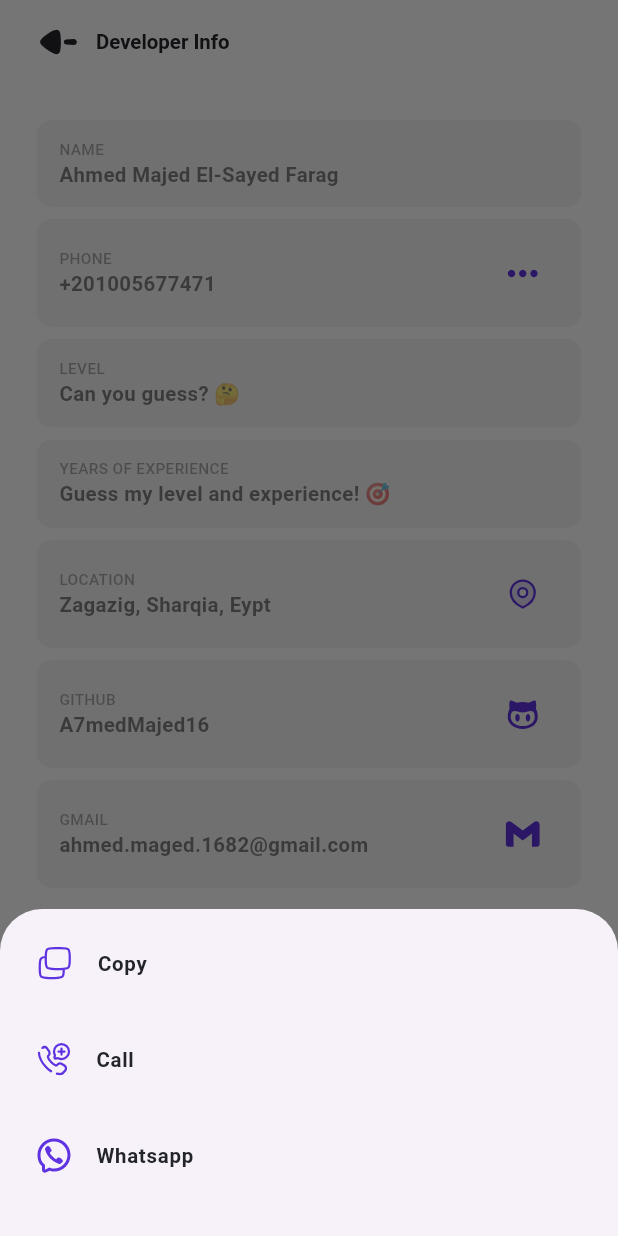
After one commit to A7medMajed16/todo, a Flutter app: the ProfileView screen opened by its route, after a tap on the "keyboard control" icon, on a phone screen of 412 x 824 dp. The commit adds this screen. Run offline on Flutter 3.47's test engine with Material 3 defaults, Android fonts, the phone set to English and light mode, and no system bars; our stand-ins replace bloc, cached_network_image, country_picker, dio, equatable, faker and 11 more; missing offline and left inert: mobile_scanner; accounts and stored records are empty; generated files the repository leaves out were written again; Roboto replaces fonts that are missing (DMSans).

Commit message:
feat: Add profile feature with profile view and integrate URL launcher support

```diff
--- a/lib/core/helper/image_picker_helper/image_picker_helper.dart
+++ b/lib/core/helper/image_picker_helper/image_picker_helper.dart
@@ -96,9 +96,6 @@ class ImagePickerHelper {
     final AppLocalizations localization = AppLocalizations.of(context)!;
     showModalBottomSheet(
       context: context,
-      // shape: RoundedRectangleBorder(
-      //   borderRadius: BorderRadius.circular(12),
-      // ),
       builder: (BuildContext context) {
         return Padding(
           padding: const EdgeInsets.all(8.0),
--- a/lib/core/routes/app_router.dart
+++ b/lib/core/routes/app_router.dart
@@ -8,6 +8,7 @@ import 'package:todo/features/home/data/models/task_model.dart';
 import 'package:todo/features/home/presentation/manager/home_cubit/home_cubit.dart';
 import 'package:todo/features/home/presentation/views/home_view.dart';
 import 'package:todo/features/onboarding/presentation/views/onboarding_view.dart';
+import 'package:todo/features/profile/presentation/views/profile_view.dart';
 import 'package:todo/features/signup/presentation/manager/signup_cubit/signup_cubit.dart';
 import 'package:todo/features/signup/presentation/views/signup_view.dart';
 import 'package:todo/features/task/presentation/manager/add_new_task_cubit/add_new_task_cubit.dart';
@@ -22,6 +23,7 @@ abstract class AppRouter {
   static const String kSignUp = '/signup';
   static const String kTaskDetails = '/task_details';
   static const String kAddNewTask = '/add_new_task';
+  static const String kProfile = '/profile';
 
   static final router = GoRouter(
     observers: [GoRouteObserver()],
@@ -71,6 +73,10 @@ abstract class AppRouter {
           child: AddNewTaskView(),
         ),
       ),
+      GoRoute(
+        path: kProfile,
+        builder: (context, state) => ProfileView(),
+      ),
     ],
   );
 }
--- a/lib/core/theme/app_icons.dart
+++ b/lib/core/theme/app_icons.dart
@@ -8,11 +8,15 @@ class AppIcons {
 
   static const String coreCommonAssetsIconsCalendar = "lib/core/common/assets/icons/calendar.svg";
 
+  static const String coreCommonAssetsIconsCall = "lib/core/common/assets/icons/call.svg";
+
   static const String coreCommonAssetsIconsCheckCircle2 = "lib/core/common/assets/icons/check_circle_2.svg";
 
   static const String coreCommonAssetsIconsCloseCircle = "lib/core/common/assets/icons/close-circle.svg";
 
   static const String coreCommonAssetsIconsClosedEye = "lib/core/common/assets/icons/closed_eye.svg";
+
+  static const String coreCommonAssetsIconsCopy = "lib/core/common/assets/icons/copy.svg";
 
   static const String coreCommonAssetsIconsDownArrow = "lib/core/common/assets/icons/down_arrow.svg";
 
@@ -21,6 +25,12 @@ class AppIcons {
   static const String coreCommonAssetsIconsEdit = "lib/core/common/assets/icons/edit.svg";
 
   static const String coreCommonAssetsIconsFlag = "lib/core/common/assets/icons/flag.svg";
+
+  static const String coreCommonAssetsIconsGithub = "lib/core/common/assets/icons/github.svg";
+
+  static const String coreCommonAssetsIconsGmail = "lib/core/common/assets/icons/gmail.svg";
+
+  static const String coreCommonAssetsIconsLocation = "lib/core/common/assets/icons/location.svg";
 
   static const String coreCommonAssetsIconsLogout = "lib/core/common/assets/icons/logout.svg";
 
@@ -31,4 +41,6 @@ class AppIcons {
   static const String coreCommonAssetsIconsQr = "lib/core/common/assets/icons/qr.svg";
 
   static const String coreCommonAssetsIconsStatus = "lib/core/common/assets/icons/status.svg";
+
+  static const String coreCommonAssetsIconsWhatsapp = "lib/core/common/assets/icons/whatsapp.svg";
 }
--- a/lib/core/theme/styles.dart
+++ b/lib/core/theme/styles.dart
@@ -11,6 +11,11 @@ abstract class Styles {
   static TextStyle textStyle19Bold = TextStyle(
     color: AppColors.mainTextColor,
     fontSize: getResponsiveFontSize(baseFontSize: 19),
+    fontWeight: FontWeight.w700,
+  );
+  static TextStyle textStyle18Bold = TextStyle(
+    color: AppColors.mainTextColor,
+    fontSize: getResponsiveFontSize(baseFontSize: 18),
     fontWeight: FontWeight.w700,
   );
   static TextStyle textStyle16Regular = TextStyle(
--- a/lib/create_feature_folders.dart
+++ b/lib/create_feature_folders.dart
@@ -2,7 +2,7 @@ import 'dart:developer';
 import 'dart:io';
 
 void main() {
-  const String featureName = 'task';
+  const String featureName = 'profile';
   // Project path
   final projectPath = "${Directory.current.path}/lib/features/$featureName";
 
--- a/lib/features/home/presentation/views/widgets/home_page_header.dart
+++ b/lib/features/home/presentation/views/widgets/home_page_header.dart
@@ -1,5 +1,7 @@
 import 'package:flutter/material.dart';
 import 'package:flutter_svg/svg.dart';
+import 'package:go_router/go_router.dart';
+import 'package:todo/core/routes/app_router.dart';
 import 'package:todo/core/theme/app_icons.dart';
 import 'package:todo/core/theme/app_images.dart';
 
@@ -24,7 +26,7 @@ class HomePageHeader extends StatelessWidget {
             AppIcons.coreCommonAssetsIconsPerson,
             height: 26,
           ),
-          onPressed: () {},
+          onPressed: () => context.push(AppRouter.kProfile),
         ),
         IconButton(
           padding: EdgeInsets.zero,
--- /dev/null
+++ b/lib/features/profile/presentation/views/profile_view.dart
@@ -0,0 +1,22 @@
+import 'package:flutter/material.dart';
+import 'package:todo/core/common/colors/app_colors.dart';
+import 'package:todo/core/common/widgets/custom_app_bar.dart';
+import 'package:todo/features/profile/presentation/views/widgets/profile_view_body.dart';
+
+class ProfileView extends StatelessWidget {
+  const ProfileView({super.key});
+
+  @override
+  Widget build(BuildContext context) {
+    return Scaffold(
+      appBar: customAppBar(
+        title: "Developer Info",
+        context: context,
+      ),
+      backgroundColor: AppColors.backgroundColor,
+      body: SafeArea(
+        child: ProfileViewBody(),
+      ),
+    );
+  }
+}
--- /dev/null
+++ b/lib/features/profile/presentation/views/widgets/phone_bottom_sheet.dart
@@ -0,0 +1,107 @@
+import 'package:flutter/material.dart';
+import 'package:flutter/services.dart';
+import 'package:flutter_svg/svg.dart';
+import 'package:go_router/go_router.dart';
+import 'package:todo/core/common/colors/app_colors.dart';
+import 'package:todo/core/common/widgets/custom_snack_bar.dart';
+import 'package:todo/core/theme/app_icons.dart';
+import 'package:todo/core/theme/styles.dart';
+import 'package:url_launcher/url_launcher.dart';
+
+class PhoneBottomSheet {
+  static void show(BuildContext context) => showModalBottomSheet(
+        context: context,
+        builder: (BuildContext context) {
+          return Padding(
+            padding: const EdgeInsets.all(8.0),
+            child: Column(
+              mainAxisSize: MainAxisSize.min,
+              spacing: 8,
+              children: [
+                ListTile(
+                  onTap: () {
+                    Clipboard.setData(ClipboardData(text: "+201005677471"));
+                    CustomSnackBar.show(
+                      context: context,
+                      message: "Phone Number Copied",
+                      isDone: true,
+                    );
+                    context.pop();
+                  },
+                  shape: RoundedRectangleBorder(
+                    borderRadius: BorderRadius.circular(8),
+                  ),
+                  leading: SvgPicture.asset(AppIcons.coreCommonAssetsIconsCopy),
+                  title: Text(
+                    "Copy",
+                    style: Styles.textStyle16Bold,
+                  ),
+                ),
+                ListTile(
+                  onTap: () async {
+                    final Uri launchUri = Uri(
+                      scheme: 'tel',
+                      path: "+201005677471",
+                    );
+
+                    if (await canLaunchUrl(launchUri)) {
+                      await launchUrl(launchUri);
+                    } else {
+                      throw 'Could not launch +201005677471';
+                    }
+                  },
+                  splashColor: AppColors.splashColor,
+                  shape: RoundedRectangleBorder(
+                    borderRadius: BorderRadius.circular(8),
+                  ),
+                  leading: SvgPicture.asset(AppIcons.coreCommonAssetsIconsCall),
+                  title: Text(
+                    "Call",
+                    style: Styles.textStyle16Bold,
+                  ),
+                ),
+                ListTile(
+                  onTap: () async {
+                    final cleanNumber =
+                        "+201005677471".replaceAll(RegExp(r'[^\d+]'), '');
+
+                    // Create the WhatsApp URL
+                    final whatsappUrl =
+                        Uri.parse('whatsapp://send?phone=$cleanNumber');
+
+                    try {
+                      if (await canLaunchUrl(whatsappUrl)) {
+                        await launchUrl(whatsappUrl);
+                      } else {
+                        // WhatsApp not installed, try web URL
+                        final webWhatsapp =
+                            Uri.parse('https://wa.me/$cleanNumber');
+                        if (await canLaunchUrl(webWhatsapp)) {
+                          await launchUrl(webWhatsapp,
+                              mode: LaunchMode.externalApplication);
+                        } else {
+                          throw 'Could not launch WhatsApp';
+                        }
+                      }
+                    } catch (e) {
+                      throw 'Error launching WhatsApp: $e';
+                    }
+                  },
+                  splashColor: AppColors.splashColor,
+                  shape: RoundedRectangleBorder(
+                    borderRadius: BorderRadius.circular(8),
+                  ),
+                  leading:
+                      SvgPicture.asset(AppIcons.coreCommonAssetsIconsWhatsapp),
+                  title: Text(
+                    "Whatsapp",
+                    style: Styles.textStyle16Bold,
+                  ),
+                ),
+                SizedBox(height: 10)
+              ],
+            ),
+          );
+        },
+      );
+}
--- /dev/null
+++ b/lib/features/profile/presentation/views/widgets/profile_view_body.dart
@@ -0,0 +1,93 @@
+import 'dart:developer';
+
+import 'package:flutter/material.dart';
+import 'package:todo/core/theme/app_icons.dart';
+import 'package:todo/features/profile/presentation/views/widgets/phone_bottom_sheet.dart';
+import 'package:todo/features/profile/presentation/views/widgets/profile_widget.dart';
+import 'package:url_launcher/url_launcher.dart';
+
+class ProfileViewBody extends StatelessWidget {
+  const ProfileViewBody({super.key});
+
+  @override
+  Widget build(BuildContext context) {
+    return Padding(
+      padding: const EdgeInsets.symmetric(horizontal: 24.5),
+      child: SingleChildScrollView(
+        child: Column(
+          spacing: 8,
+          children: [
+            SizedBox(height: 16),
+            ProfileWidget(
+              title: 'NAME',
+              content: "Ahmed Majed El-Sayed Farag",
+            ),
+            ProfileWidget(
+              title: 'PHONE',
+              content: "+201005677471",
+              icon: Icons.more_horiz_rounded,
+              onTap: () => PhoneBottomSheet.show(context),
+            ),
+            ProfileWidget(
+              title: 'LEVEL',
+              content: "Can you guess? 🤔",
+            ),
+            ProfileWidget(
+              title: 'YEARS OF EXPERIENCE',
+              content: "Guess my level and experience! 🎯",
+            ),
+            ProfileWidget(
+              title: 'LOCATION',
+              content: "Zagazig, Sharqia, Eypt",
+              iconPath: AppIcons.coreCommonAssetsIconsLocation,
+              onTap: () async {
+                final Uri url = Uri.parse(
+                    'https://maps.app.goo.gl/a3v95M5PSaeWnjSw8?g_st=com.google.maps.preview.copy');
+                try {
+                  if (!await launchUrl(url)) {
+                    throw Exception('Could not launch maps');
+                  }
+                } catch (e) {
+                  log('Error launching maps: $e');
+                }
+              },
+            ),
+            ProfileWidget(
+              title: 'GITHUB',
+              content: "A7medMajed16",
+              iconPath: AppIcons.coreCommonAssetsIconsGithub,
+              onTap: () async {
+                final Uri url = Uri.parse('https://github.com/A7medMajed16');
+                try {
+                  if (!await launchUrl(url)) {
+                    throw Exception('Could not launch GitHub');
+                  }
+                } catch (e) {
+                  log('Error launching GitHub: $e');
+                }
+              },
+            ),
+            ProfileWidget(
+              title: 'GMAIL',
+              content: "ahmed.maged.1682@gmail.com",
+              iconPath: AppIcons.coreCommonAssetsIconsGmail,
+              onTap: () async {
+                final Uri emailLaunchUri = Uri(
+                  scheme: 'mailto',
+                  path: 'ahmed.maged.1682@gmail.com',
+                );
+                try {
+                  if (!await launchUrl(emailLaunchUri)) {
+                    throw Exception('Could not launch email');
+                  }
+                } catch (e) {
+                  log('Error launching email: $e');
+                }
+              },
+            ),
+          ],
+        ),
+      ),
+    );
+  }
+}
--- /dev/null
+++ b/lib/features/profile/presentation/views/widgets/profile_widget.dart
@@ -0,0 +1,70 @@
+import 'package:flutter/material.dart';
+import 'package:flutter_svg/svg.dart';
+import 'package:todo/core/common/colors/app_colors.dart';
+import 'package:todo/core/theme/styles.dart';
+
+class ProfileWidget extends StatelessWidget {
+  const ProfileWidget({
+    super.key,
+    required this.title,
+    required this.content,
+    this.onTap,
+    this.icon,
+    this.iconPath,
+  });
+  final String title, content;
+  final void Function()? onTap;
+  final IconData? icon;
+  final String? iconPath;
+  @override
+  Widget build(BuildContext context) {
+    return Container(
+      width: double.infinity,
+      padding: EdgeInsets.symmetric(horizontal: 15, vertical: 12),
+      decoration: BoxDecoration(
+        color: Color(0xffF5F5F5),
+        borderRadius: BorderRadius.circular(10),
+      ),
+      child: Row(
+        children: [
+          Expanded(
+            child: Column(
+              crossAxisAlignment: CrossAxisAlignment.start,
+              children: [
+                Text(
+                  title,
+                  style: Styles.textStyle12Medium.copyWith(
+                    color: Color(0xff2F2F2F).withValues(alpha: 0.40),
+                  ),
+                ),
+                Text(
+                  content,
+                  style: Styles.textStyle16Bold.copyWith(
+                    color: Color(0xff2F2F2F).withValues(alpha: 0.60),
+                  ),
+                ),
+              ],
+            ),
+          ),
+          icon != null || iconPath != null
+              ? IconButton(
+                  padding: EdgeInsets.zero,
+                  constraints: BoxConstraints(),
+                  icon: iconPath != null
+                      ? SvgPicture.asset(
+                          iconPath!,
+                          height: 24,
+                        )
+                      : Icon(
+                          icon,
+                          color: AppColors.primerColor,
+                          size: 30,
+                        ),
+                  onPressed: onTap,
+                )
+              : const SizedBox(),
+        ],
+      ),
+    );
+  }
+}
--- a/pubspec.yaml
+++ b/pubspec.yaml
@@ -57,6 +57,7 @@ dependencies:
   qr_flutter: ^4.1.0
   shared_preferences: ^2.3.3
   shimmer: ^3.0.0
+  url_launcher: ^6.3.1
 
 dev_dependencies:
   flutter_lints: ^5.0.0
@@ -155,6 +156,7 @@ flutter_launcher_icons:
   min_sdk_android: 21 # android min sdk min:16, default 21
   adaptive_icon_foreground: "lib/core/common/assets/images/app_launcher.png"
   adaptive_icon_background: "#5F33E1"
+
 # flutter_assets:
 #   assets_path: lib/core/common/assets/animations
 #   output_path: lib/core/theme
```
Also changed, not shown: lib/core/common/assets/icons/call.svg (added), lib/core/common/assets/icons/copy.svg (added), lib/core/common/assets/icons/github.svg (added), lib/core/common/assets/icons/gmail.svg (added), lib/core/common/assets/icons/location.svg (added), lib/core/common/assets/icons/whatsapp.svg (added), lib/features/profile/data/repos/profile_repo.dart (added), lib/features/profile/data/repos/profile_repo_impl.dart (added), pubspec.lock, 7 other files.
